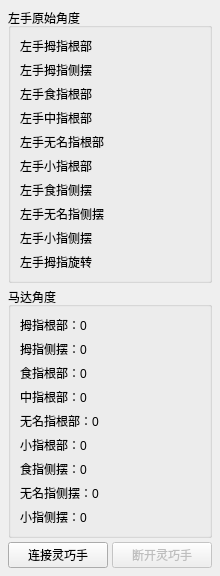
FOHEART/MotionGloveSDK_python, file ui/linker_hand_widget.ui: the form before one commit.
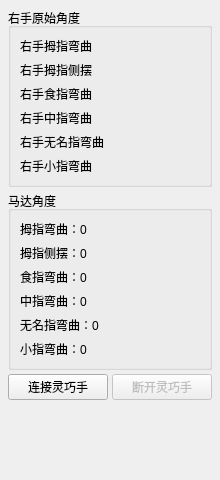
The form after the commit.

Commit message: feat(linker-hand-widget): switch from L10 left hand to O6 right hand configuration

Diff of the .ui file:
```diff
--- a/ui/linker_hand_widget.ui
+++ b/ui/linker_hand_widget.ui
@@ -28,7 +28,7 @@
    </property>
    <item>
     <widget class="QGroupBox" name="QGB_leftHandRawAngle">
-     <property name="title"><string>左手原始角度</string></property>
+     <property name="title"><string>右手原始角度</string></property>
      <layout class="QVBoxLayout" name="groupBoxLayout">
       <item>
        <layout class="QGridLayout" name="gridFingers">
@@ -36,52 +36,32 @@
         <property name="verticalSpacing"><number>6</number></property>
         <item row="0" column="0">
          <widget class="QLabel" name="lbl_text_thumb">
-          <property name="text"><string>左手拇指根部</string></property>
+          <property name="text"><string>右手拇指弯曲</string></property>
          </widget>
         </item>
         <item row="1" column="0">
          <widget class="QLabel" name="lbl_text_thumb_adduction">
-          <property name="text"><string>左手拇指侧摆</string></property>
+          <property name="text"><string>右手拇指侧摆</string></property>
          </widget>
         </item>
         <item row="2" column="0">
          <widget class="QLabel" name="lbl_text_index">
-          <property name="text"><string>左手食指根部</string></property>
+          <property name="text"><string>右手食指弯曲</string></property>
          </widget>
         </item>
         <item row="3" column="0">
          <widget class="QLabel" name="lbl_text_middle">
-          <property name="text"><string>左手中指根部</string></property>
+          <property name="text"><string>右手中指弯曲</string></property>
          </widget>
         </item>
         <item row="4" column="0">
          <widget class="QLabel" name="lbl_text_ring">
-          <property name="text"><string>左手无名指根部</string></property>
+          <property name="text"><string>右手无名指弯曲</string></property>
          </widget>
         </item>
         <item row="5" column="0">
          <widget class="QLabel" name="lbl_text_pinky">
-          <property name="text"><string>左手小指根部</string></property>
-         </widget>
-        </item>
-        <item row="6" column="0">
-         <widget class="QLabel" name="lbl_text_index_adduction">
-          <property name="text"><string>左手食指侧摆</string></property>
-         </widget>
-        </item>
-        <item row="7" column="0">
-         <widget class="QLabel" name="lbl_text_ring_adduction">
-          <property name="text"><string>左手无名指侧摆</string></property>
-         </widget>
-        </item>
-        <item row="8" column="0">
-         <widget class="QLabel" name="lbl_text_pinky_adduction">
-          <property name="text"><string>左手小指侧摆</string></property>
-         </widget>
-        </item>
-        <item row="9" column="0">
-         <widget class="QLabel" name="lbl_text_thumb_rotation">
-          <property name="text"><string>左手拇指旋转</string></property>
+          <property name="text"><string>右手小指弯曲</string></property>
          </widget>
         </item>
        </layout>
@@ -99,7 +79,7 @@
         <property name="verticalSpacing"><number>6</number></property>
         <item row="0" column="0">
          <widget class="QLabel" name="lbl_motor_thumb">
-          <property name="text"><string>拇指根部：0</string></property>
+          <property name="text"><string>拇指弯曲：0</string></property>
          </widget>
         </item>
         <item row="1" column="0">
@@ -109,37 +89,22 @@
         </item>
         <item row="2" column="0">
          <widget class="QLabel" name="lbl_motor_index">
-          <property name="text"><string>食指根部：0</string></property>
+          <property name="text"><string>食指弯曲：0</string></property>
          </widget>
         </item>
         <item row="3" column="0">
          <widget class="QLabel" name="lbl_motor_middle">
-          <property name="text"><string>中指根部：0</string></property>
+          <property name="text"><string>中指弯曲：0</string></property>
          </widget>
         </item>
         <item row="4" column="0">
          <widget class="QLabel" name="lbl_motor_ring">
-          <property name="text"><string>无名指根部：0</string></property>
+          <property name="text"><string>无名指弯曲：0</string></property>
          </widget>
         </item>
         <item row="5" column="0">
          <widget class="QLabel" name="lbl_motor_pinky">
-          <property name="text"><string>小指根部：0</string></property>
-         </widget>
-        </item>
-        <item row="6" column="0">
-         <widget class="QLabel" name="lbl_motor_index_adduction">
-          <property name="text"><string>食指侧摆：0</string></property>
-         </widget>
-        </item>
-        <item row="7" column="0">
-         <widget class="QLabel" name="lbl_motor_ring_adduction">
-          <property name="text"><string>无名指侧摆：0</string></property>
-         </widget>
-        </item>
-        <item row="8" column="0">
-         <widget class="QLabel" name="lbl_motor_pinky_adduction">
-          <property name="text"><string>小指侧摆：0</string></property>
+          <property name="text"><string>小指弯曲：0</string></property>
          </widget>
         </item>
        </layout>
```
The commit also changes 9 other files.
